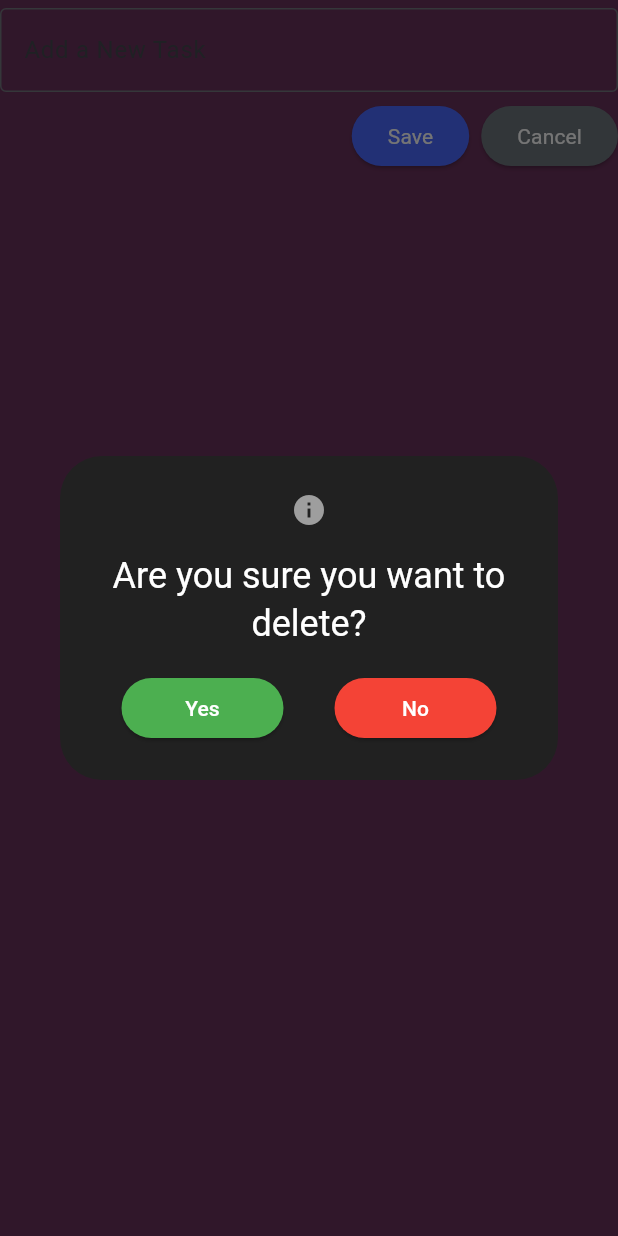
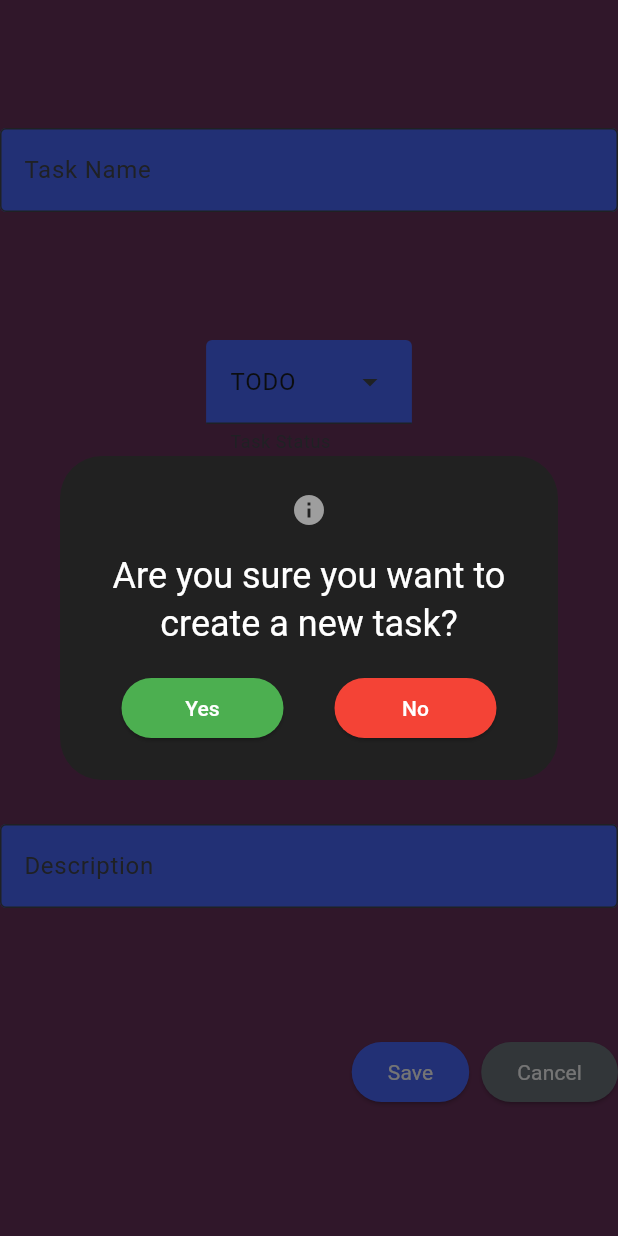
Before and after one commit to nanamid/CS425_Team45, a Flutter app: the AddTaskPage screen opened directly, after a tap on "Save", on a phone screen of 412 x 824 dp. Run offline on Flutter 3.47's test engine with Material 3 defaults, Android fonts, the phone set to English and light mode, and no system bars; our stand-ins replace animate_do, firebase_auth, firebase_core, flutter_local_notifications, flutter_slidable, flutter_svg and 5 more; missing offline and left inert: android_alarm_manager_plus; accounts and stored records are empty.

Commit message:
Feature complete addTask page, integrated task categories

```diff
--- /dev/null
+++ b/Basic_Flutter_App/flutter_walkthrough_app/lib/common/widgets/confirm_addtask_dialogs.dart
@@ -0,0 +1,12 @@
+import 'package:flutter/material.dart';
+import 'package:test_app/common/widgets/confirm_dialog.dart';
+
+Future<dynamic> confirmSaveTaskDialog(BuildContext context) {
+  return confirmDialog(context,
+      prompt: "Are you sure you want to create a new task?");
+}
+
+Future<dynamic> confirmCancelTaskDialog(BuildContext context) {
+  return confirmDialog(context,
+      prompt: "Are you sure you want to cancel adding a new task?");
+}
--- a/Basic_Flutter_App/flutter_walkthrough_app/lib/common/widgets/confirm_dialog.dart
+++ b/Basic_Flutter_App/flutter_walkthrough_app/lib/common/widgets/confirm_dialog.dart
@@ -1,6 +1,9 @@
 import 'package:flutter/material.dart';
 
-Future<dynamic> confirmDialog(BuildContext context) {
+Future<dynamic> confirmDialog(BuildContext context,
+    {String prompt = 'Are you sure you want to delete?',
+    String yesText = 'Yes',
+    String noText = 'No'}) {
   return showDialog(
       context: context,
       builder: (BuildContext context) {
@@ -10,25 +13,22 @@ Future<dynamic> confirmDialog(BuildContext context) {
             Icons.info,
             color: Colors.grey,
           ),
-            title: const Text(
-              'Are you sure you want to delete?',
+          title: Text(
+            prompt,
             style: TextStyle(color: Colors.white),
           ),
-            content: Row(
-                mainAxisAlignment: MainAxisAlignment.spaceAround,
-                children: [
+          content:
+              Row(mainAxisAlignment: MainAxisAlignment.spaceAround, children: [
             ElevatedButton(
                 onPressed: () {
                   Navigator.pop(context, true);
                   //INSERT DELETE FUNCTIONALITY HERE
-
                 },
-                      style: ElevatedButton.styleFrom(
-                          backgroundColor: Colors.green),
-                      child: const SizedBox(
+                style: ElevatedButton.styleFrom(backgroundColor: Colors.green),
+                child: SizedBox(
                   width: 60,
                   child: Text(
-                          'Yes',
+                    yesText,
                     textAlign: TextAlign.center,
                     style: TextStyle(color: Colors.white),
                   ),
@@ -37,12 +37,11 @@ Future<dynamic> confirmDialog(BuildContext context) {
                 onPressed: () {
                   Navigator.pop(context, false);
                 },
-                      style:
-                          ElevatedButton.styleFrom(backgroundColor: Colors.red),
-                      child: const SizedBox(
+                style: ElevatedButton.styleFrom(backgroundColor: Colors.red),
+                child: SizedBox(
                   width: 60,
                   child: Text(
-                          'No',
+                    noText,
                     textAlign: TextAlign.center,
                     style: TextStyle(color: Colors.white),
                   ),
--- a/Basic_Flutter_App/flutter_walkthrough_app/lib/data/database.dart
+++ b/Basic_Flutter_App/flutter_walkthrough_app/lib/data/database.dart
@@ -24,6 +24,7 @@ class TodoDatabase {
       taskStatus: TaskStatus.TODO,
       taskDescription: "Initial task, feel free to delete",
     ));
+    updateDatabase();
     print("Created initial tasklist database");
   }
 
--- a/Basic_Flutter_App/flutter_walkthrough_app/lib/data/tasklist_classes.dart
+++ b/Basic_Flutter_App/flutter_walkthrough_app/lib/data/tasklist_classes.dart
@@ -50,13 +50,37 @@ class TaskList {
 @HiveType(typeId: 1)
 enum TaskStatus {
   @HiveField(0)
-  TODO,
+  TODO('TODO'),
 
   @HiveField(1)
-  DONE,
+  DONE('DONE'),
 
   @HiveField(2)
-  WAIT,
+  WAIT('WAIT');
+
+  const TaskStatus(this.label);
+  final String label;
+}
+
+@HiveType(typeId: 3)
+enum TaskLabel {
+  @HiveField(0)
+  Study('Study Hour'),
+
+  @HiveField(1)
+  Homework('Homework'),
+
+  @HiveField(2)
+  Project('Project'),
+
+  @HiveField(3)
+  Programming('Programming'),
+
+  @HiveField(4)
+  Default('Default');
+
+  const TaskLabel(this.label);
+  final String label;
 }
 
 // Task
@@ -73,8 +97,8 @@ class Task {
   @HiveField(2, defaultValue: TaskStatus.TODO)
   TaskStatus taskStatus;
 
-  @HiveField(3, defaultValue: "Default")
-  String? taskLabel;
+  @HiveField(3, defaultValue: TaskLabel.Default)
+  TaskLabel taskLabel;
 
   @HiveField(4, defaultValue: "Default Description")
   String? taskDescription;
@@ -159,8 +183,7 @@ class Task {
       print("Couldn't add sub task, child already exists");
       return false;
     }
-    if (identical(this, newChild))
-    {
+    if (identical(this, newChild)) {
       print("Couldn't add subtask, is itself");
       return false;
     }
@@ -183,7 +206,7 @@ class Task {
   Task({
     required this.taskName,
     this.taskStatus = TaskStatus.TODO,
-    this.taskLabel,
+    this.taskLabel = TaskLabel.Default,
     this.taskDescription,
     // deadline, reminders, clocklist, subtasks, parenttask set with methods
   }) {
--- a/Basic_Flutter_App/flutter_walkthrough_app/lib/features/task/screens/task_add_page.dart
+++ b/Basic_Flutter_App/flutter_walkthrough_app/lib/features/task/screens/task_add_page.dart
@@ -1,47 +1,125 @@
 import 'package:flutter/material.dart';
 import 'package:test_app/common/widgets/build_text.dart';
-import 'package:test_app/common/widgets/confirm_dialog.dart';
+import 'package:test_app/common/widgets/confirm_addtask_dialogs.dart';
+import 'package:test_app/navigation_menu.dart';
 import 'package:test_app/utils/constants/colors.dart';
 import 'package:test_app/utils/constants/image_strings.dart';
 import 'package:test_app/utils/constants/sizes.dart';
 import 'package:test_app/utils/formatters/space_extension.dart';
 import 'package:test_app/data/database.dart';
 import 'package:test_app/data/tasklist_classes.dart';
+import 'package:get/get.dart';
 
-class AddTaskPage extends StatelessWidget {
+class AddTaskPage extends StatefulWidget {
   const AddTaskPage({super.key});
 
   @override
-  Widget build(BuildContext context) {
+  State<AddTaskPage> createState() => _AddTaskPageState();
+}
+
+class _AddTaskPageState extends State<AddTaskPage> {
+  final NavigationController controller = Get.find();
+
   final TextEditingController taskNameController = TextEditingController();
+  // final TextEditingController taskStatusController = TextEditingController();
+  TaskStatus taskStatus = TaskStatus.TODO;
+  // final TextEditingController taskLabelController = TextEditingController();
+  TaskLabel taskLabel = TaskLabel.Default;
+  final TextEditingController taskDescriptionController =
+      TextEditingController();
+  // TODO deadline, reminder stuff
+  // TODO parent task
+
   void _saveTask() {
     TodoDatabase db = TodoDatabase();
     final taskListIndex = 0; // hardcoded one tasklist for now
     db.loadData();
 
     TaskList taskList = db.listOfTaskLists[taskListIndex];
-      taskList.addTask(Task(taskName: taskNameController.text));
+    taskList.addTask(Task(
+        taskName: taskNameController.text,
+        taskStatus: taskStatus,
+        taskLabel: taskLabel,
+        taskDescription: taskDescriptionController.text));
     taskNameController.clear();
+    taskDescriptionController.clear();
     db.updateDatabase();
+
+    controller.selectedIndex.value = 0; // hardcoded task list page index
   }
 
-    void _cancelSaveTask() {/*TODO cancel button in addTask*/}
+  void _cancelSaveTask() {
+    controller.selectedIndex.value = 0; // hardcoded task list page index
+  }
 
+  @override
+  Widget build(BuildContext context) {
     return Scaffold(
         backgroundColor: AppColors.accent,
         body: SafeArea(
-            child: SizedBox(
-                height: 120,
             child: Column(
                 mainAxisAlignment: MainAxisAlignment.spaceEvenly,
                 children: [
-                      //Receive User Input
+              // Name
               TextField(
                 controller: taskNameController,
                 decoration: const InputDecoration(
                   border: OutlineInputBorder(),
                   fillColor: AppColors.primary,
-                          hintText: "Add a New Task",
+                  filled: true,
+                  hintText: "Task Name",
+                ),
+              ),
+
+              // Status
+              DropdownMenu(
+                initialSelection: TaskStatus.TODO,
+                helperText: 'Task Status',
+                inputDecorationTheme: InputDecorationTheme(
+                    fillColor: AppColors.primary, filled: true),
+                onSelected: (TaskStatus? status) {
+                  if (status != null) {
+                    setState(() => taskStatus = status);
+                  }
+                },
+                dropdownMenuEntries: TaskStatus.values
+                    .map<DropdownMenuEntry<TaskStatus>>((TaskStatus status) {
+                  return DropdownMenuEntry<TaskStatus>(
+                    value: status,
+                    label: status.label,
+                  );
+                }).toList(),
+              ),
+
+              // Label
+              DropdownMenu(
+                initialSelection: TaskLabel.Default,
+                helperText: 'Task Label',
+                inputDecorationTheme: InputDecorationTheme(
+                    fillColor: AppColors.primary, filled: true),
+                onSelected: (TaskLabel? label) {
+                  if (label != null) {
+                    setState(() => taskLabel = label);
+                  }
+                },
+                dropdownMenuEntries: TaskLabel.values
+                    .map<DropdownMenuEntry<TaskLabel>>(
+                        (TaskLabel dropdownLabel) {
+                  return DropdownMenuEntry<TaskLabel>(
+                    value: dropdownLabel,
+                    label: dropdownLabel.label,
+                  );
+                }).toList(),
+              ),
+
+              // Description
+              TextField(
+                controller: taskDescriptionController,
+                decoration: const InputDecoration(
+                  border: OutlineInputBorder(),
+                  fillColor: AppColors.primary,
+                  filled: true,
+                  hintText: "Description",
                 ),
               ),
 
@@ -55,7 +133,7 @@ class AddTaskPage extends StatelessWidget {
                         backgroundColor: AppColors.buttonPrimary),
                     onPressed: () async {
                       bool? confirmation;
-                              confirmation = await confirmDialog(context);
+                      confirmation = await confirmSaveTaskDialog(context);
                       if (confirmation == true) {
                         _saveTask();
                       }
@@ -69,7 +147,6 @@ class AddTaskPage extends StatelessWidget {
                         TextOverflow.clip),
                   ),
 
-                          //TEXT BOX
                   const SizedBox(width: 8),
 
                   //CANCEL
@@ -78,7 +155,7 @@ class AddTaskPage extends StatelessWidget {
                         backgroundColor: AppColors.buttonSecondary),
                     onPressed: () async {
                       bool? confirmation;
-                              confirmation = await confirmDialog(context);
+                      confirmation = await confirmCancelTaskDialog(context);
                       if (confirmation == true) {
                         _cancelSaveTask();
                       }
@@ -93,6 +170,6 @@ class AddTaskPage extends StatelessWidget {
                   ),
                 ],
               )
-                    ]))));
+            ])));
   }
 }
--- a/Basic_Flutter_App/flutter_walkthrough_app/lib/features/task/screens/task_list_view.dart
+++ b/Basic_Flutter_App/flutter_walkthrough_app/lib/features/task/screens/task_list_view.dart
@@ -53,7 +53,7 @@ class _TaskListViewState extends State<TaskListView> {
                       // status
                       Padding(
                         padding: const EdgeInsets.all(8.0),
-                        child: Text("${currentTask.taskStatus.name}"),
+                        child: Text("${currentTask.taskStatus.label}"),
                       ),
 
                       Padding(
--- a/Basic_Flutter_App/flutter_walkthrough_app/lib/features/task/screens/task_tile_view.dart
+++ b/Basic_Flutter_App/flutter_walkthrough_app/lib/features/task/screens/task_tile_view.dart
@@ -6,6 +6,7 @@ import 'package:test_app/utils/constants/sizes.dart';
 import 'package:test_app/utils/formatters/space_extension.dart';
 import 'package:test_app/data/tasklist_classes.dart';
 
+// might be better do do this in a Form widget
 class TaskTileView extends StatefulWidget {
   final Task task;
   Function(bool?)? onChanged;
@@ -23,7 +24,7 @@ class TaskTileView extends StatefulWidget {
       required this.deleteFunction,
       required this.taskIndex,
       this.detailDialogFunction}) {
-    taskCompleted = task.taskStatus.name == "DONE" ? true : false;
+    taskCompleted = task.taskStatus == TaskStatus.DONE ? true : false;
     _taskClockedIn = task.clockRunning;
   }
 
@@ -172,7 +173,7 @@ class _TaskTileViewState extends State<TaskTileView> {
               child: Row(
                 children: [
                   buildText(
-                      widget.task.taskStatus.name,
+                      widget.task.taskStatus.label,
                       AppColors.textWhite,
                       AppSizes.textLarge,
                       FontWeight.normal,
@@ -199,13 +200,15 @@ class _TaskTileViewState extends State<TaskTileView> {
                 children: [
                   //DATE
                   Container(
-                      width: 80,
+                      width: 100,
                       //padding: const EdgeInsets.symmetric(horizontal: 5, vertical: 2),
                       decoration: BoxDecoration(
                           color: AppColors.primary.withOpacity(.1),
                           borderRadius:
                               const BorderRadius.all(Radius.circular(5))),
-                      child: Row(
+                      child: Column(
+                        children: [
+                          Row(
                             children: [
                               Icon(Icons.calendar_today_rounded,
                                   color: AppColors.primaryBackground),
@@ -221,7 +224,7 @@ class _TaskTileViewState extends State<TaskTileView> {
                                     TextOverflow.clip),
                               )
                             ],
-                      )),
+                          ),
 
                           //CATEGORY
                           Row(children: [
@@ -231,7 +234,7 @@ class _TaskTileViewState extends State<TaskTileView> {
                             ),
                             5.width_space,
                             buildText(
-                        widget.task.taskLabel ?? 'Default',
+                                widget.task.taskLabel.label,
                                 AppColors.lightGrey,
                                 AppSizes.textSmall,
                                 FontWeight.w400,
@@ -239,6 +242,8 @@ class _TaskTileViewState extends State<TaskTileView> {
                                 TextOverflow.clip),
                           ]),
                         ],
+                      )),
+                ],
               ),
             ),
           ),
--- a/Basic_Flutter_App/flutter_walkthrough_app/lib/main.dart
+++ b/Basic_Flutter_App/flutter_walkthrough_app/lib/main.dart
@@ -23,6 +23,7 @@ void main() async {
   // all custom objects need an adapter for hive to store them
   Hive.registerAdapter(TaskListAdapter());
   Hive.registerAdapter(TaskStatusAdapter());
+  Hive.registerAdapter(TaskLabelAdapter());
   Hive.registerAdapter(TaskAdapter());
   Hive.registerAdapter(PomodoroTimerAdapter());
 
@@ -32,10 +33,9 @@ void main() async {
   TodoDatabase db = TodoDatabase();
   if (taskbox.get("TASK_LIST") == null) {
     db.createInitialDatabase();
-  } else {
-    //Done when data already exists
-    db.loadData();
   }
+  //Done when data already exists
+  db.loadData();
 
   // Firebase Initialization
   await Firebase.initializeApp(
--- a/Basic_Flutter_App/flutter_walkthrough_app/lib/pages/tasks_page.dart
+++ b/Basic_Flutter_App/flutter_walkthrough_app/lib/pages/tasks_page.dart
@@ -156,7 +156,7 @@ class _TaskPageState extends State<TaskPage> {
                       // status
                       Padding(
                         padding: const EdgeInsets.all(8.0),
-                        child: Text("${currentTask.taskStatus.name}"),
+                        child: Text("${currentTask.taskStatus.label}"),
                       ),
 
                       Padding(
--- a/Basic_Flutter_App/flutter_walkthrough_app/lib/utils/todo_tile.dart
+++ b/Basic_Flutter_App/flutter_walkthrough_app/lib/utils/todo_tile.dart
@@ -24,7 +24,7 @@ class TaskTile extends StatelessWidget {
     required this.deleteFunction,
     this.detailDialogFunction,
   }) {
-    _taskCompleted = task.taskStatus.name == "DONE" ? true : false;
+    _taskCompleted = task.taskStatus == TaskStatus.DONE ? true : false;
     _taskClockedIn = task.clockRunning;
   }
 
@@ -70,7 +70,7 @@ class TaskTile extends StatelessWidget {
                     color: Theme.of(context).colorScheme.surfaceVariant,
                     child: Padding(
                       padding: const EdgeInsets.symmetric(horizontal: 12.0),
-                      child: Text(task.taskStatus.name),
+                      child: Text(task.taskStatus.label),
                     ),
                   ),
 
```
Also changed, not shown: Basic_Flutter_App/flutter_walkthrough_app/lib/data/tasklist_classes.g.dart, 1 other file. Lines whose indentation alone changed are shown as unchanged.
